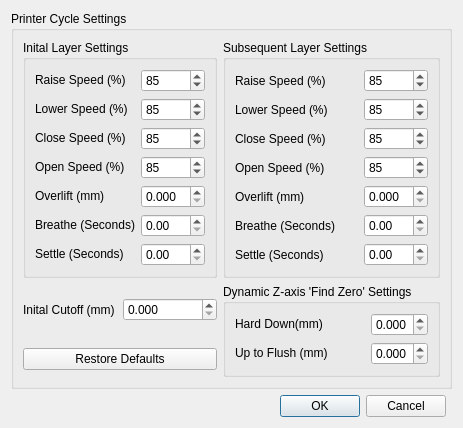
Before: the Qt Designer form Root/B9Creator/dlgcyclesettings.ui in B9Creations/B9Creator, drawn with Qt 5.
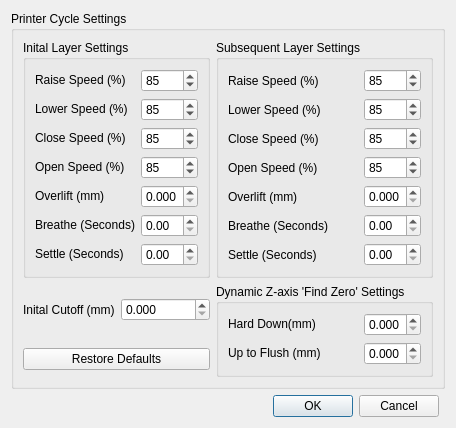
After: the same form once the commit is applied.

```diff
--- a/Root/B9Creator/dlgcyclesettings.ui
+++ b/Root/B9Creator/dlgcyclesettings.ui
@@ -179,7 +179,7 @@
             <number>3</number>
            </property>
            <property name="maximum">
-            <double>10.000000000000000</double>
+            <double>9.000000000000000</double>
            </property>
           </widget>
          </item>
@@ -367,7 +367,7 @@
             <number>3</number>
            </property>
            <property name="maximum">
-            <double>10.000000000000000</double>
+            <double>9.000000000000000</double>
            </property>
           </widget>
          </item>
```
